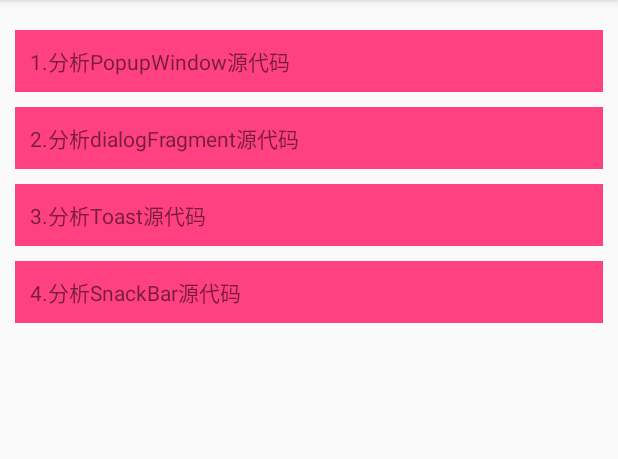
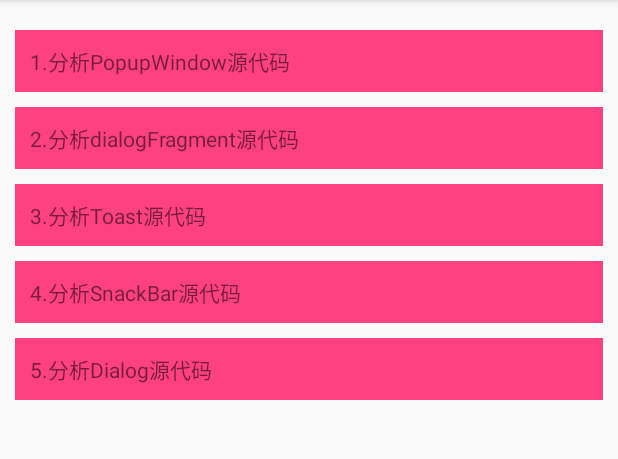
Before and after one commit to yangchong211/YCDialog, an Android app: the TestActivity screen opened directly, with no data from a screen before it, on a phone screen of 412 x 824 dp, the part 84-543 px from its top. Run offline under Robolectric (Android 15) with nearby library versions, the phone set to English and light mode, and no system bars.

Commit message:
优化代码

```diff
--- a/app/src/main/res/layout/activity_test.xml
+++ b/app/src/main/res/layout/activity_test.xml
@@ -43,4 +43,14 @@
         android:background="@color/colorAccent"
         android:text="4.分析SnackBar源代码"/>
 
+    <TextView
+        android:id="@+id/tv_5"
+        android:layout_width="match_parent"
+        android:layout_height="wrap_content"
+        android:layout_marginTop="10dp"
+        android:padding="10dp"
+        android:background="@color/colorAccent"
+        android:text="5.分析Dialog源代码"/>
+
+
 </LinearLayout>
```
Also changed, not shown: app/src/main/java/com/pedaily/yc/ycdialog/TestActivity.java (+33 -0 lines), 1 other file.
